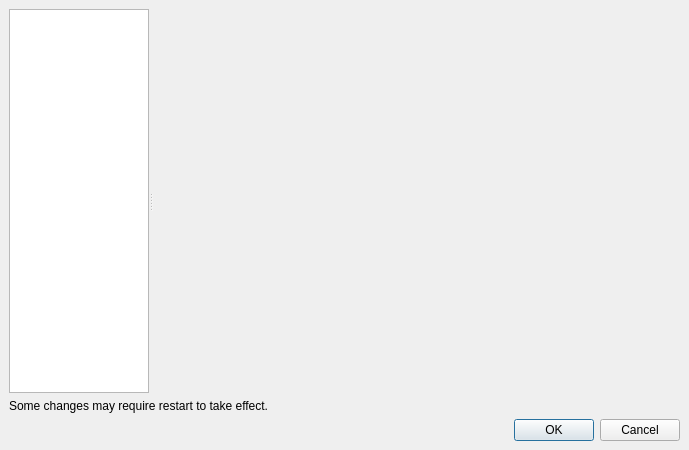
Old version of the form SettingsDlg.ui in the repository LubosD/fatrat.
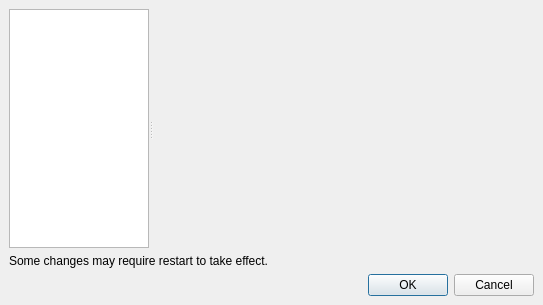
New version of the form.

Patch:
```diff
--- a/SettingsDlg.ui
+++ b/SettingsDlg.ui
@@ -5,8 +5,8 @@
    <rect>
     <x>0</x>
     <y>0</y>
-    <width>689</width>
-    <height>450</height>
+    <width>543</width>
+    <height>305</height>
    </rect>
   </property>
   <property name="windowTitle" >
@@ -16,15 +16,25 @@
    <property name="margin" >
     <number>9</number>
    </property>
-   <property name="spacing" >
+   <property name="topMargin" >
+    <number>9</number>
+   </property>
+   <property name="rightMargin" >
+    <number>9</number>
+   </property>
+   <property name="bottomMargin" >
+    <number>9</number>
+   </property>
+   <property name="horizontalSpacing" >
+    <number>6</number>
+   </property>
+   <property name="verticalSpacing" >
     <number>6</number>
    </property>
    <item row="1" column="0" >
     <widget class="QLabel" name="label" >
      <property name="sizePolicy" >
-      <sizepolicy>
-       <hsizetype>0</hsizetype>
-       <vsizetype>0</vsizetype>
+      <sizepolicy vsizetype="Fixed" hsizetype="Fixed" >
        <horstretch>0</horstretch>
        <verstretch>0</verstretch>
       </sizepolicy>
@@ -54,9 +64,7 @@
      </property>
      <widget class="QListWidget" name="listWidget" >
       <property name="sizePolicy" >
-       <sizepolicy>
-        <hsizetype>0</hsizetype>
-        <vsizetype>5</vsizetype>
+       <sizepolicy vsizetype="Preferred" hsizetype="Fixed" >
         <horstretch>0</horstretch>
         <verstretch>0</verstretch>
        </sizepolicy>
@@ -76,9 +84,7 @@
      </widget>
      <widget class="QStackedWidget" name="stackedWidget" >
       <property name="sizePolicy" >
-       <sizepolicy>
-        <hsizetype>7</hsizetype>
-        <vsizetype>5</vsizetype>
+       <sizepolicy vsizetype="Preferred" hsizetype="Expanding" >
         <horstretch>0</horstretch>
         <verstretch>0</verstretch>
        </sizepolicy>
```
Left out of the diff: 2 changed lines with no effect on the pictures.
